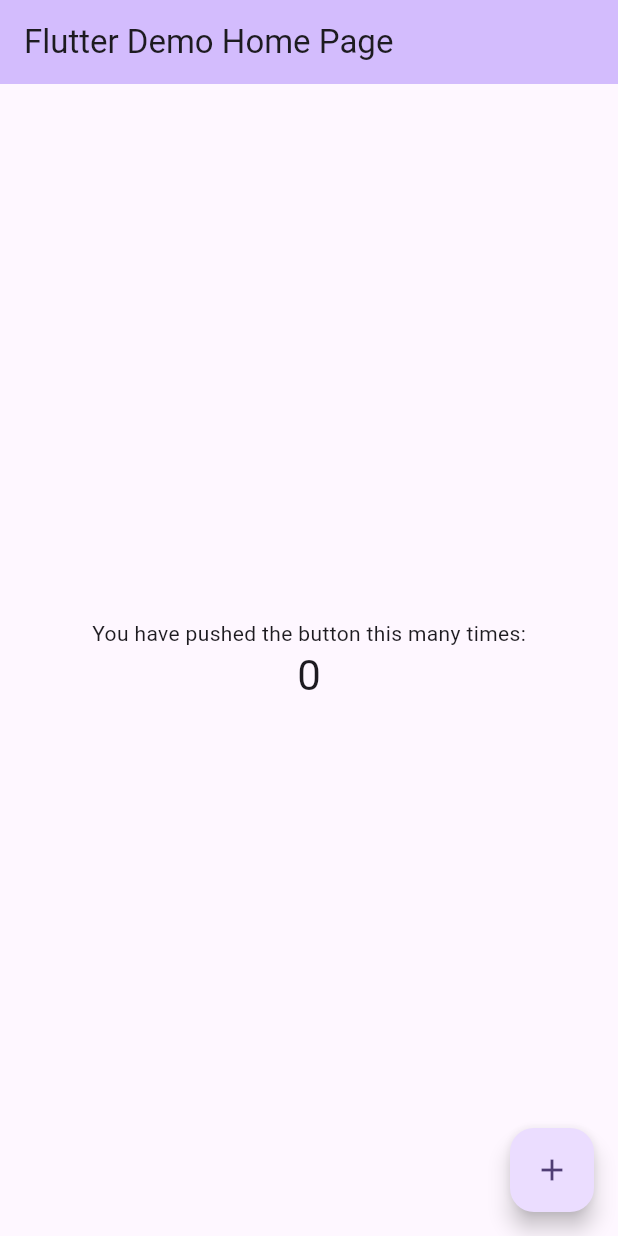
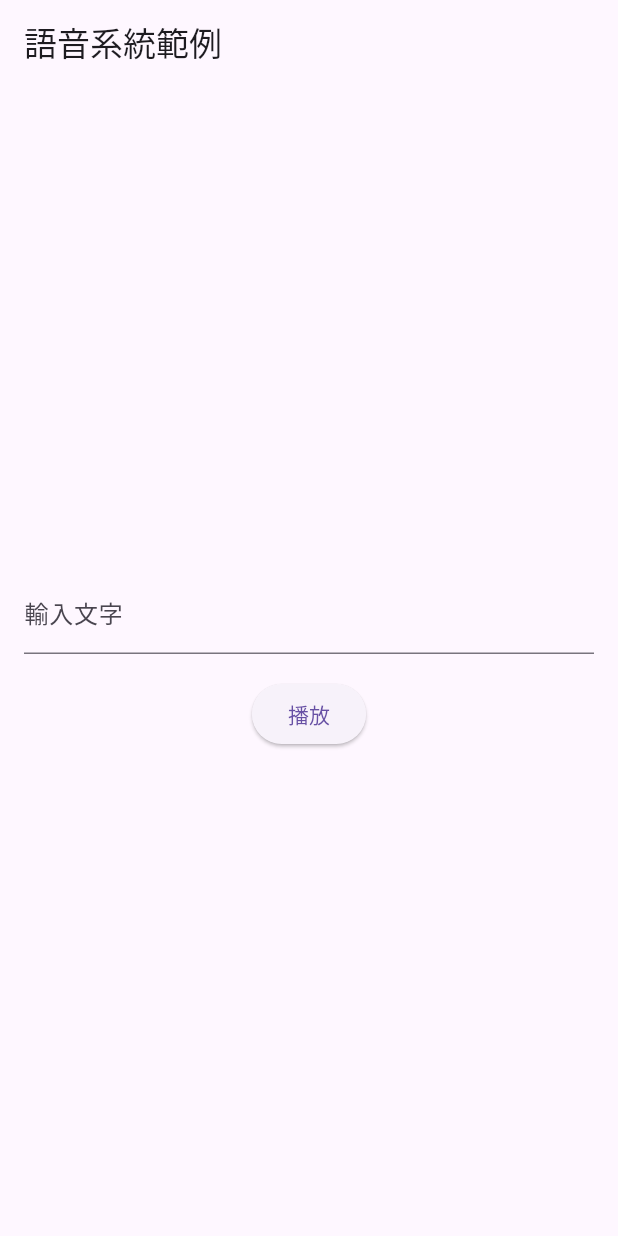
Before and after one commit to nelsonchung/nelson_flutter_tls, a Flutter app: the screen it shows after launch, on a phone screen of 412 x 824 dp. Run offline on Flutter 3.47's test engine with Material 3 defaults, Android fonts, the phone set to English and light mode, and no system bars; our stand-ins replace flutter_tts.

Commit message:
完成初版本. 可以輸入英文或中文，然後按下按鈕撥出聲音

```diff
--- a/lib/main.dart
+++ b/lib/main.dart
@@ -1,125 +1,58 @@
 import 'package:flutter/material.dart';
+import 'package:flutter_tts/flutter_tts.dart';
 
 void main() {
-  runApp(const MyApp());
+  runApp(MyApp());
 }
 
 class MyApp extends StatelessWidget {
-  const MyApp({super.key});
-
-  // This widget is the root of your application.
   @override
   Widget build(BuildContext context) {
     return MaterialApp(
-      title: 'Flutter Demo',
-      theme: ThemeData(
-        // This is the theme of your application.
-        //
-        // TRY THIS: Try running your application with "flutter run". You'll see
-        // the application has a purple toolbar. Then, without quitting the app,
-        // try changing the seedColor in the colorScheme below to Colors.green
-        // and then invoke "hot reload" (save your changes or press the "hot
-        // reload" button in a Flutter-supported IDE, or press "r" if you used
-        // the command line to start the app).
-        //
-        // Notice that the counter didn't reset back to zero; the application
-        // state is not lost during the reload. To reset the state, use hot
-        // restart instead.
-        //
-        // This works for code too, not just values: Most code changes can be
-        // tested with just a hot reload.
-        colorScheme: ColorScheme.fromSeed(seedColor: Colors.deepPurple),
-        useMaterial3: true,
-      ),
-      home: const MyHomePage(title: 'Flutter Demo Home Page'),
+      home: VoicePage(),
     );
   }
 }
 
-class MyHomePage extends StatefulWidget {
-  const MyHomePage({super.key, required this.title});
-
-  // This widget is the home page of your application. It is stateful, meaning
-  // that it has a State object (defined below) that contains fields that affect
-  // how it looks.
-
-  // This class is the configuration for the state. It holds the values (in this
-  // case the title) provided by the parent (in this case the App widget) and
-  // used by the build method of the State. Fields in a Widget subclass are
-  // always marked "final".
-
-  final String title;
-
+class VoicePage extends StatefulWidget {
   @override
-  State<MyHomePage> createState() => _MyHomePageState();
+  _VoicePageState createState() => _VoicePageState();
 }
 
-class _MyHomePageState extends State<MyHomePage> {
-  int _counter = 0;
+class _VoicePageState extends State<VoicePage> {
+  FlutterTts flutterTts = FlutterTts();
+  TextEditingController textEditingController = TextEditingController();
 
-  void _incrementCounter() {
-    setState(() {
-      // This call to setState tells the Flutter framework that something has
-      // changed in this State, which causes it to rerun the build method below
-      // so that the display can reflect the updated values. If we changed
-      // _counter without calling setState(), then the build method would not be
-      // called again, and so nothing would appear to happen.
-      _counter++;
-    });
+  speak(String text) async {
+    await flutterTts.speak(text);
   }
 
   @override
   Widget build(BuildContext context) {
-    // This method is rerun every time setState is called, for instance as done
-    // by the _incrementCounter method above.
-    //
-    // The Flutter framework has been optimized to make rerunning build methods
-    // fast, so that you can just rebuild anything that needs updating rather
-    // than having to individually change instances of widgets.
     return Scaffold(
       appBar: AppBar(
-        // TRY THIS: Try changing the color here to a specific color (to
-        // Colors.amber, perhaps?) and trigger a hot reload to see the AppBar
-        // change color while the other colors stay the same.
-        backgroundColor: Theme.of(context).colorScheme.inversePrimary,
-        // Here we take the value from the MyHomePage object that was created by
-        // the App.build method, and use it to set our appbar title.
-        title: Text(widget.title),
+        title: Text('語音系統範例'),
       ),
-      body: Center(
-        // Center is a layout widget. It takes a single child and positions it
-        // in the middle of the parent.
+      body: Padding(
+        padding: const EdgeInsets.all(16.0),
         child: Column(
-          // Column is also a layout widget. It takes a list of children and
-          // arranges them vertically. By default, it sizes itself to fit its
-          // children horizontally, and tries to be as tall as its parent.
-          //
-          // Column has various properties to control how it sizes itself and
-          // how it positions its children. Here we use mainAxisAlignment to
-          // center the children vertically; the main axis here is the vertical
-          // axis because Columns are vertical (the cross axis would be
-          // horizontal).
-          //
-          // TRY THIS: Invoke "debug painting" (choose the "Toggle Debug Paint"
-          // action in the IDE, or press "p" in the console), to see the
-          // wireframe for each widget.
           mainAxisAlignment: MainAxisAlignment.center,
-          children: <Widget>[
-            const Text(
-              'You have pushed the button this many times:',
+          crossAxisAlignment: CrossAxisAlignment.center,
+          children: [
+            TextField(
+              controller: textEditingController,
+              decoration: InputDecoration(labelText: '輸入文字'),
             ),
-            Text(
-              '$_counter',
-              style: Theme.of(context).textTheme.headlineMedium,
+            SizedBox(height: 16),
+            ElevatedButton(
+              onPressed: () {
+                speak(textEditingController.text);
+              },
+              child: Text('播放'),
             ),
           ],
         ),
       ),
-      floatingActionButton: FloatingActionButton(
-        onPressed: _incrementCounter,
-        tooltip: 'Increment',
-        child: const Icon(Icons.add),
-      ), // This trailing comma makes auto-formatting nicer for build methods.
     );
   }
 }
```
